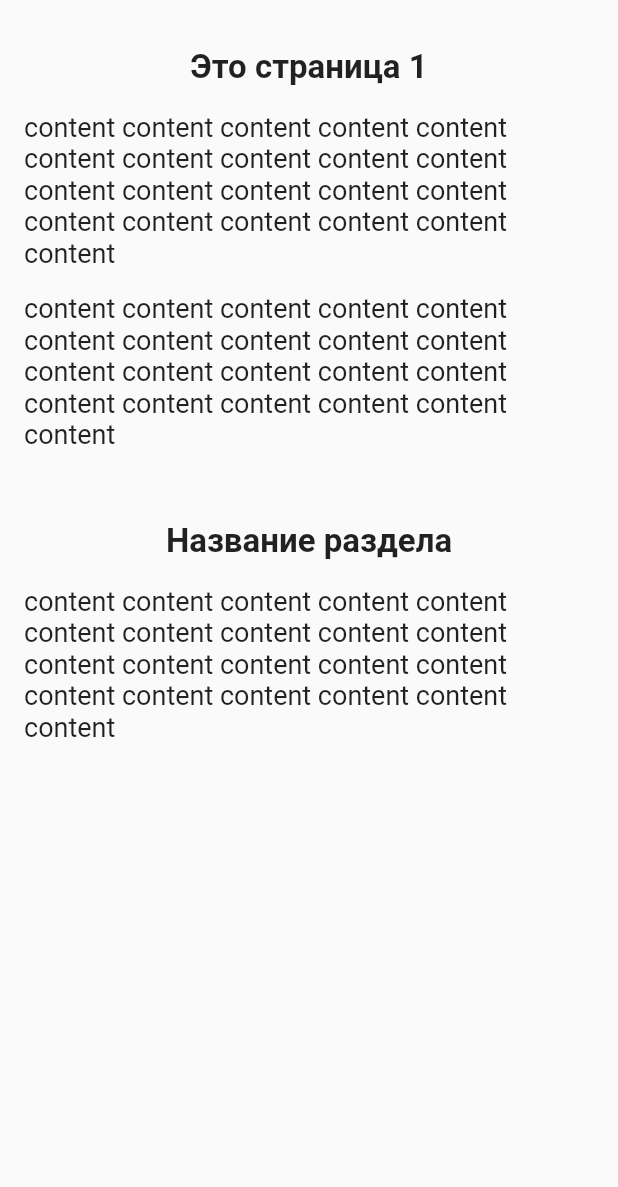
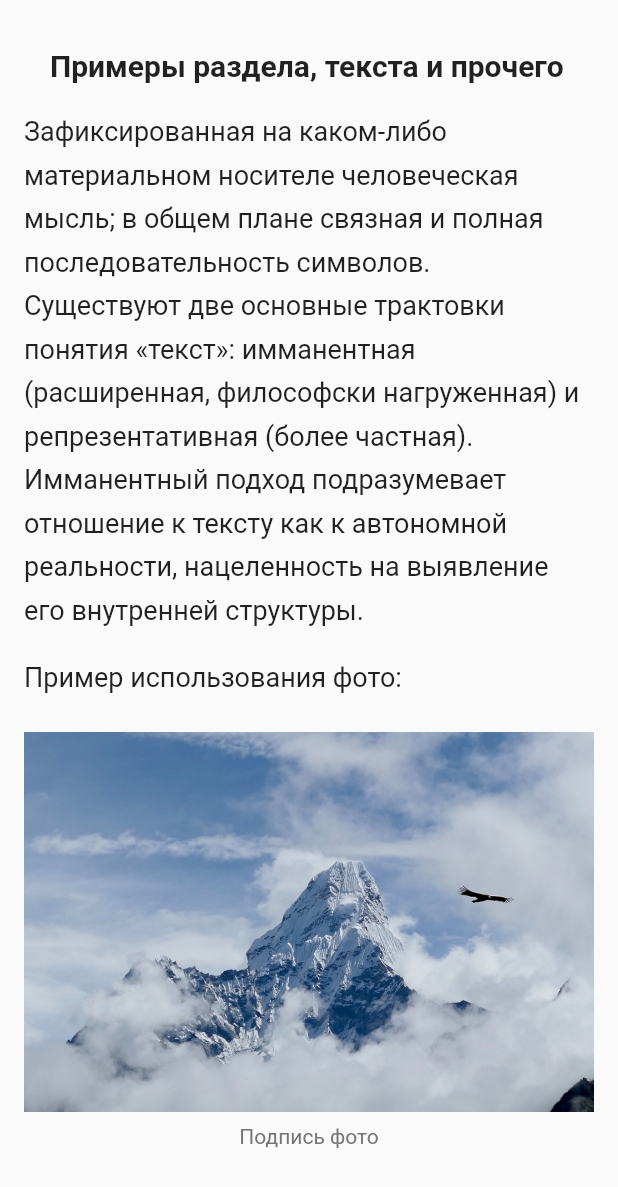
Before and after one commit to Elf80lvl/kos-interface, a Flutter app: the Content1 widget shown alone on an empty page, opened directly, on a phone screen of 412 x 824 dp. Shown: the top 1187 px of the screen. Run offline on Flutter 3.47's test engine with Material 2 defaults, Android fonts, the phone set to English and light mode, and no system bars; missing offline and left inert: model_viewer.

Commit message:
interactive photo implementation

```diff
--- /dev/null
+++ b/lib/components/full_screen_photo.dart
@@ -0,0 +1,33 @@
+import 'package:flutter/material.dart';
+
+class FullScreenPhoto extends StatelessWidget {
+  const FullScreenPhoto(this.photoUrl);
+
+  final String photoUrl;
+
+  @override
+  Widget build(BuildContext context) {
+    return Scaffold(
+      body: GestureDetector(
+        onTap: () {
+          Navigator.pop(context);
+        },
+        child: Stack(children: [
+          Positioned.fill(
+              child: Container(
+            color: Colors.black.withOpacity(0.7),
+          )),
+          Center(
+            child: Hero(
+              tag: 'imageHero',
+              child: InteractiveViewer(
+                  child: MouseRegion(
+                      cursor: SystemMouseCursors.zoomOut,
+                      child: Image.asset(photoUrl))),
+            ),
+          ),
+        ]),
+      ),
+    );
+  }
+}
--- /dev/null
+++ b/lib/components/insert_photo.dart
@@ -0,0 +1,39 @@
+import 'package:flutter/material.dart';
+import 'package:kos_interface/components/full_screen_photo.dart';
+
+class InsertPhoto extends StatelessWidget {
+  final String photoUrl;
+  final String sign;
+
+  const InsertPhoto({required this.photoUrl, required this.sign});
+
+  @override
+  Widget build(BuildContext context) {
+    return Padding(
+      padding: const EdgeInsets.symmetric(vertical: 8.0),
+      child: GestureDetector(
+        onTap: () {
+          Navigator.push(context, MaterialPageRoute(builder: (context) {
+            return FullScreenPhoto(photoUrl);
+          }));
+        },
+        child: Center(
+          child: Column(
+            children: [
+              Hero(
+                  tag: 'imageHero',
+                  child: MouseRegion(
+                      cursor: SystemMouseCursors.zoomIn,
+                      child: Image.asset(photoUrl))),
+              SizedBox(height: 8.0),
+              Text(
+                sign,
+                style: TextStyle(color: Colors.grey[600]),
+              ),
+            ],
+          ),
+        ),
+      ),
+    );
+  }
+}
--- /dev/null
+++ b/lib/components/insert_text.dart
@@ -0,0 +1,17 @@
+import 'package:flutter/material.dart';
+
+class InsertText extends StatelessWidget {
+  final String text;
+  const InsertText(this.text);
+
+  @override
+  Widget build(BuildContext context) {
+    return Padding(
+      padding: const EdgeInsets.only(bottom: 16),
+      child: SelectableText(
+        text,
+        style: TextStyle(fontSize: 18, height: 1.6),
+      ),
+    );
+  }
+}
--- /dev/null
+++ b/lib/components/insert_title.dart
@@ -0,0 +1,20 @@
+import 'package:flutter/material.dart';
+
+class InsertTitle extends StatelessWidget {
+  final String titleText;
+  const InsertTitle(this.titleText);
+
+  @override
+  Widget build(BuildContext context) {
+    return Align(
+      alignment: Alignment.center,
+      child: Padding(
+        padding: const EdgeInsets.only(top: 32, bottom: 16),
+        child: SelectableText(
+          titleText,
+          style: TextStyle(fontSize: 20, fontWeight: FontWeight.bold),
+        ),
+      ),
+    );
+  }
+}
--- a/lib/content/content1.dart
+++ b/lib/content/content1.dart
@@ -1,5 +1,9 @@
 import 'package:flutter/material.dart';
 import 'package:kos_interface/breakpoints.dart';
+import 'package:kos_interface/components/insert_photo.dart';
+import 'package:kos_interface/components/insert_text.dart';
+import 'package:kos_interface/components/insert_title.dart';
+import 'package:model_viewer/model_viewer.dart';
 
 class Content1 extends StatelessWidget {
   const Content1({
@@ -9,7 +13,8 @@ class Content1 extends StatelessWidget {
   @override
   Widget build(BuildContext context) {
     return Padding(
-      padding: const EdgeInsets.symmetric(horizontal: 16, vertical: 0),
+      padding: const EdgeInsets.only(
+          right: 16.0, left: 16.0, top: 0.0, bottom: 32.0),
       child: Align(
           alignment: Alignment.topCenter,
           child: ConstrainedBox(
@@ -18,51 +23,15 @@ class Content1 extends StatelessWidget {
               crossAxisAlignment: CrossAxisAlignment.start,
               children: [
                 //* Название раздела */
-                Align(
-                  alignment: Alignment.center,
-                  child: Padding(
-                    padding: const EdgeInsets.only(top: 32, bottom: 16),
-                    child: Text(
-                      'Это страница 1',
-                      style:
-                          TextStyle(fontSize: 22, fontWeight: FontWeight.w600),
-                    ),
-                  ),
-                ),
+                InsertTitle('Примеры раздела, текста и прочего'),
 
                 //* Просто текст */
-                Padding(
-                  padding: const EdgeInsets.only(bottom: 16),
-                  child: Text(
-                    'content content content content content content content content content content content content content content content content content content content content content',
-                    style: TextStyle(fontSize: 18),
-                  ),
-                ),
-                Padding(
-                  padding: const EdgeInsets.only(bottom: 16),
-                  child: Text(
-                    'content content content content content content content content content content content content content content content content content content content content content',
-                    style: TextStyle(fontSize: 18),
-                  ),
-                ),
-
-                Align(
-                  alignment: Alignment.center,
-                  child: Padding(
-                    padding: const EdgeInsets.only(top: 32, bottom: 16),
-                    child: Text(
-                      'Название раздела',
-                      style:
-                          TextStyle(fontSize: 22, fontWeight: FontWeight.w600),
-                    ),
-                  ),
-                ),
-                Padding(
-                  padding: const EdgeInsets.only(bottom: 16),
-                  child: Text(
-                    'content content content content content content content content content content content content content content content content content content content content content',
-                    style: TextStyle(fontSize: 18),
-                  ),
+                InsertText(
+                    'Зафиксированная на каком-либо материальном носителе человеческая мысль; в общем плане связная и полная последовательность символов. Существуют две основные трактовки понятия «текст»: имманентная (расширенная, философски нагруженная) и репрезентативная (более частная). Имманентный подход подразумевает отношение к тексту как к автономной реальности, нацеленность на выявление его внутренней структуры.'),
+                InsertText('Пример использования фото:'),
+                InsertPhoto(
+                  photoUrl: 'assets/photos/ben-lowe-sqdY_rJg8wg-unsplash.jpg',
+                  sign: 'Подпись фото',
                 ),
               ],
             ),
--- a/lib/main.dart
+++ b/lib/main.dart
@@ -10,9 +10,8 @@ void main() {
   runApp(MyApp());
 }
 
-//TODO вставка фото с подписью и без
 //TODO вставка видео
-//TODO вставка крутилки
+//TODO вставка крутилки или просто 3d?
 //TODO вставка таблицы
 
 final String kosName = 'Название компьютерной обучающей системы';
@@ -54,7 +53,7 @@ class MyApp extends StatelessWidget {
       theme: ThemeData(
         primarySwatch: Colors.blue,
       ),
-      home: MyHomePage(),
+      home: SplashScreen(),
     );
   }
 }
--- a/lib/splashscreen.dart
+++ b/lib/splashscreen.dart
@@ -18,6 +18,8 @@ class SplashScreen extends StatelessWidget {
             }),
           );
         },
+        child: MouseRegion(
+          cursor: SystemMouseCursors.click,
           child: Center(
             child: Padding(
               padding: const EdgeInsets.all(64.0),
@@ -34,6 +36,7 @@ class SplashScreen extends StatelessWidget {
                           child: InfoBlock(),
                         ),
                       ],
+                    ),
             ),
           ),
         ),
--- a/pubspec.yaml
+++ b/pubspec.yaml
@@ -30,6 +30,7 @@ dependencies:
   cupertino_icons: ^1.0.2
   video_player: ^2.1.14
   chewie: ^1.2.2
+  model_viewer: ^0.8.1
 
 dev_dependencies:
   flutter_test:
@@ -49,6 +50,8 @@ flutter:
   # To add assets to your application, add an assets section, like this:
   assets:
     - assets/images/
+    - assets/photos/
+    - assets/models/
   #   - images/a_dot_ham.jpeg
 
   # An image asset can refer to one or more resolution-specific "variants", see
```
Also changed, not shown: assets/photos/ben-lowe-sqdY_rJg8wg-unsplash.jpg (added), assets/photos/photo1.jpg (added), pubspec.lock, 1 other file. Lines whose indentation alone changed are shown as unchanged.
